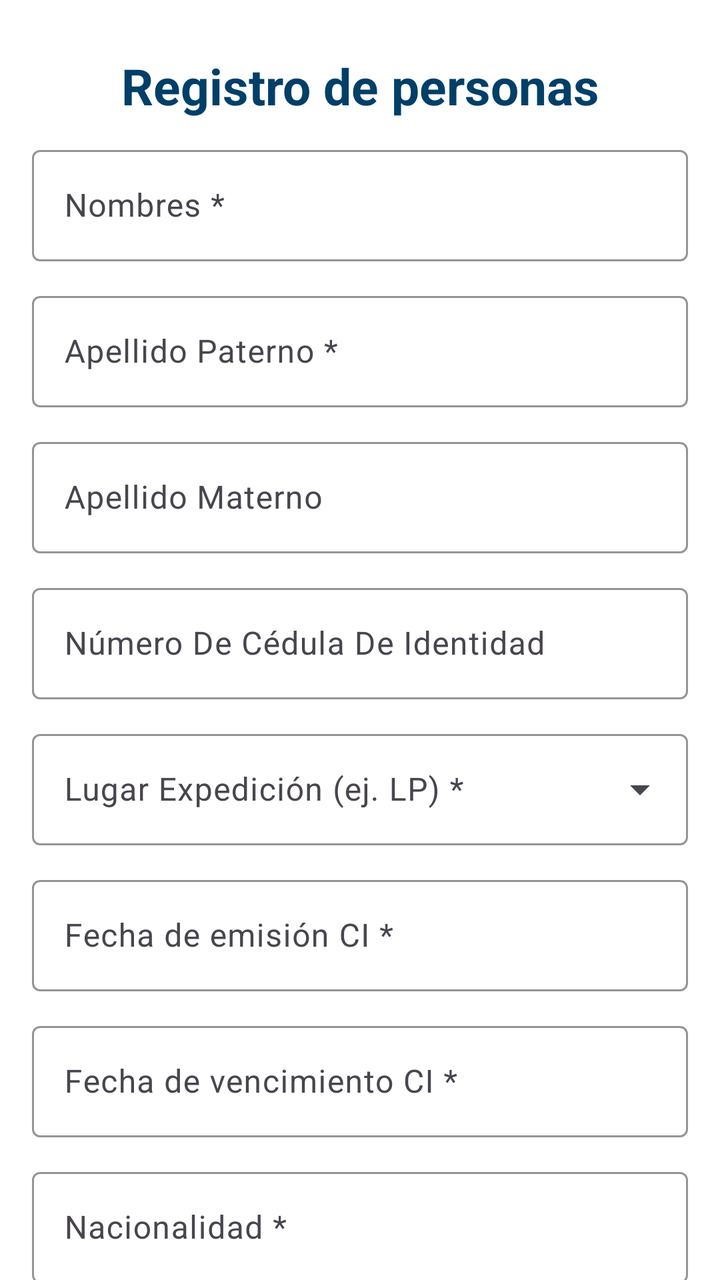
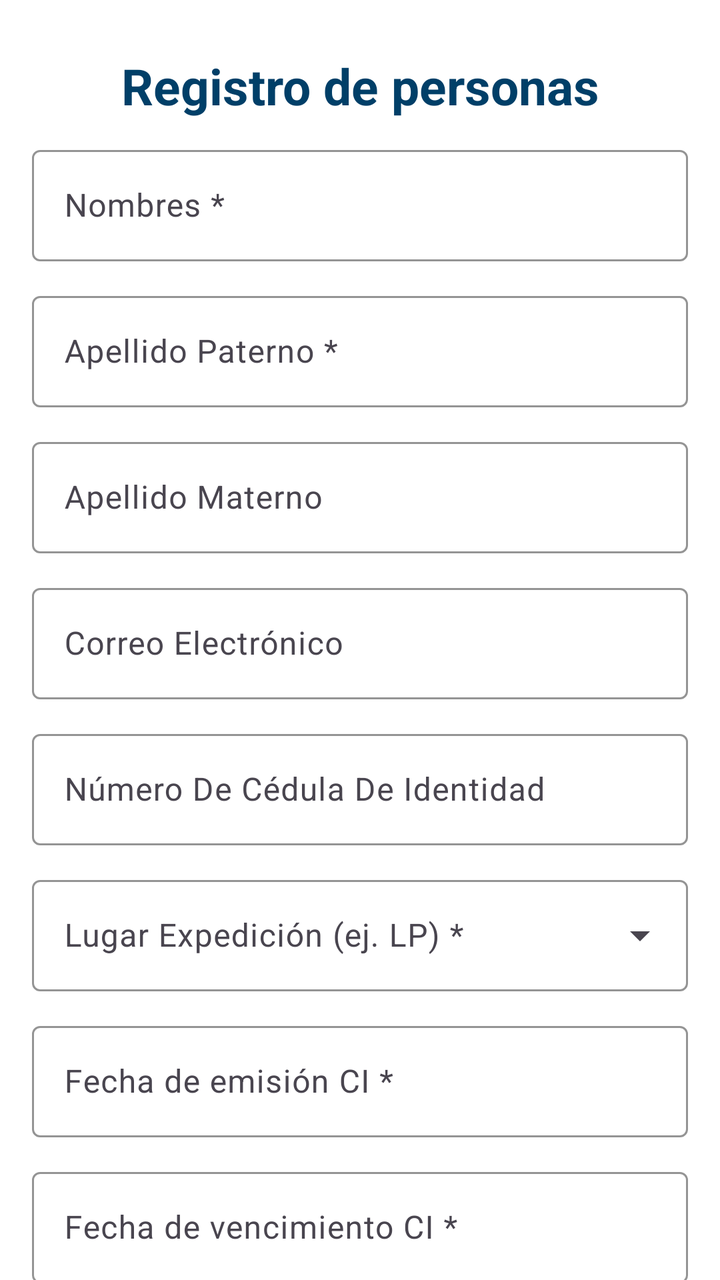

Two renders of the same Android screen: before a commit and after it. Below are the layout's source before the change and the commit's diff.
<!-- AndroidManifest.xml: application theme Theme.FundacionJubileo -->
<!-- res/layout/activity_register.xml -->
<?xml version="1.0" encoding="utf-8"?>
<androidx.core.widget.NestedScrollView xmlns:android="http://schemas.android.com/apk/res/android"
    xmlns:app="http://schemas.android.com/apk/res-auto"
    android:layout_width="match_parent"
    android:layout_height="match_parent"
    xmlns:tools="http://schemas.android.com/tools"
    android:id="@+id/main"
    tools:context=".RegisterActivity"
    android:fillViewport="true"
    android:background="@color/white"
>
    <LinearLayout
        android:layout_width="match_parent"
        android:layout_height="wrap_content"
        android:orientation="vertical"
        android:padding="16dp">

        <TextView
            android:layout_width="match_parent"
            android:layout_height="match_parent"
            android:text="Registro de personas"
            android:textSize="25sp"
            android:textColor="@color/colorPrimary"
            android:layout_gravity="center"
            android:gravity="center"
            android:textAlignment="center"
            android:textStyle="bold"
            android:layout_margin="10dp"/>
        
        <com.google.android.material.textfield.TextInputLayout
            android:id="@+id/tilNombres"
            style="@style/Widget.Material3.TextInputLayout.OutlinedBox"
            android:layout_width="match_parent"
            android:layout_height="wrap_content"
            android:hint="Nombres *"
            app:boxStrokeColor="@color/textPrimary"
            app:hintTextColor="@color/textPrimary"
            app:cursorColor="@color/textPrimary">
            <com.google.android.material.textfield.TextInputEditText
                android:id="@+id/etNombres"
                android:layout_width="match_parent"
                android:layout_height="wrap_content"
                android:textColor="@color/textPrimary"
                android:textCursorDrawable="@drawable/custom_cursor"/>
        </com.google.android.material.textfield.TextInputLayout>

        
        <com.google.android.material.textfield.TextInputLayout
            android:id="@+id/tilApPat"
            style="@style/Widget.Material3.TextInputLayout.OutlinedBox"
            android:layout_width="match_parent"
            android:layout_height="wrap_content"
            android:hint="Apellido Paterno *"
            android:layout_marginTop="12dp"
            app:boxStrokeColor="@color/textPrimary"
            app:hintTextColor="@color/textPrimary"
            app:cursorColor="@color/textPrimary">
            <com.google.android.material.textfield.TextInputEditText
                android:id="@+id/etApPat"
                android:layout_width="match_parent"
                android:layout_height="wrap_content"
                android:textColor="@color/textPrimary"
                android:textCursorDrawable="@drawable/custom_cursor"/>
        </com.google.android.material.textfield.TextInputLayout>

        
        <com.google.android.material.textfield.TextInputLayout
            android:id="@+id/tilApMat"
            style="@style/Widget.Material3.TextInputLayout.OutlinedBox"
            android:layout_width="match_parent"
            android:layout_height="wrap_content"
            android:hint="Apellido Materno"
            android:layout_marginTop="12dp"
            app:boxStrokeColor="@color/textPrimary"
            app:hintTextColor="@color/textPrimary"
            app:cursorColor="@color/textPrimary">
            <com.google.android.material.textfield.TextInputEditText
                android:id="@+id/etApMat"
                android:layout_width="match_parent"
                android:layout_height="wrap_content"
                android:textColor="@color/textPrimary"
                android:textCursorDrawable="@drawable/custom_cursor"/>
        </com.google.android.material.textfield.TextInputLayout>

        
        <com.google.android.material.textfield.TextInputLayout
            android:id="@+id/tilCI"
            style="@style/Widget.Material3.TextInputLayout.OutlinedBox"
            android:layout_width="match_parent"
            android:layout_height="wrap_content"
            android:hint="Número De Cédula De Identidad"
            android:layout_marginTop="12dp"
            app:boxStrokeColor="@color/textPrimary"
            app:hintTextColor="@color/textPrimary"
            app:cursorColor="@color/textPrimary">
            <com.google.android.material.textfield.TextInputEditText
                android:id="@+id/etCI"
                android:layout_width="match_parent"
                android:layout_height="wrap_content"
                android:inputType="number"
                android:textColor="@color/textPrimary"
                android:textCursorDrawable="@drawable/custom_cursor"/>
        </com.google.android.material.textfield.TextInputLayout>

        

        <com.google.android.material.textfield.TextInputLayout
            android:id="@+id/tilLugarExp"
            style="@style/Widget.Material3.TextInputLayout.OutlinedBox.ExposedDropdownMenu"
            android:layout_width="match_parent"
            android:layout_height="wrap_content"
            android:layout_marginTop="12dp"
            app:endIconMode="dropdown_menu"
            app:layout_constraintTop_toBottomOf="@id/tilCel"
            app:layout_constraintStart_toStartOf="parent"
            app:layout_constraintEnd_toEndOf="parent"
            app:boxStrokeColor="@color/textPrimary"
            app:hintTextColor="@color/textPrimary"
            app:cursorColor="@color/textPrimary">

            <com.google.android.material.textfield.MaterialAutoCompleteTextView
                android:id="@+id/etLugarExp"
                android:layout_width="match_parent"
                android:layout_height="wrap_content"
                android:hint="Lugar Expedición (ej. LP) *"
                android:inputType="none"
                android:focusable="false"
                android:clickable="true"
                android:textColor="@color/textPrimary"
                android:textCursorDrawable="@drawable/custom_cursor"/>
        </com.google.android.material.textfield.TextInputLayout>

        
        <com.google.android.material.textfield.TextInputLayout
            android:id="@+id/tilFecEmision"
            style="@style/Widget.Material3.TextInputLayout.OutlinedBox"
            android:layout_width="match_parent"
            android:layout_height="wrap_content"
            android:hint="Fecha de emisión CI *"
            android:layout_marginTop="12dp"
            app:boxStrokeColor="@color/textPrimary"
            app:hintTextColor="@color/textPrimary"
            app:cursorColor="@color/textPrimary">
            <com.google.android.material.textfield.TextInputEditText
                android:id="@+id/etFecEmision"
                android:layout_width="match_parent"
                android:layout_height="wrap_content"
                android:focusable="false"
                android:inputType="none"
                android:textColor="@color/textPrimary"
                android:textCursorDrawable="@drawable/custom_cursor"/>
        </com.google.android.material.textfield.TextInputLayout>

        
        <com.google.android.material.textfield.TextInputLayout
            android:id="@+id/tilFecVenc"
            style="@style/Widget.Material3.TextInputLayout.OutlinedBox"
            android:layout_width="match_parent"
            android:layout_height="wrap_content"
            android:hint="Fecha de vencimiento CI *"
            android:layout_marginTop="12dp"
            app:boxStrokeColor="@color/textPrimary"
            app:hintTextColor="@color/textPrimary"
            app:cursorColor="@color/textPrimary">
            <com.google.android.material.textfield.TextInputEditText
                android:id="@+id/etFecVenc"
                android:layout_width="match_parent"
                android:layout_height="wrap_content"
                android:focusable="false"
                android:inputType="none"
                android:textColor="@color/textPrimary"
                android:textCursorDrawable="@drawable/custom_cursor"/>
        </com.google.android.material.textfield.TextInputLayout>

        
        <com.google.android.material.textfield.TextInputLayout
            android:id="@+id/tilNacionalidad"
            style="@style/Widget.Material3.TextInputLayout.OutlinedBox"
            android:layout_width="match_parent"
            android:layout_height="wrap_content"
            android:hint="Nacionalidad *"
            android:layout_marginTop="12dp"
            app:boxStrokeColor="@color/textPrimary"
            app:hintTextColor="@color/textPrimary"
            app:cursorColor="@color/textPrimary">
            <com.google.android.material.textfield.TextInputEditText
                android:id="@+id/etNacionalidad"
                android:layout_width="match_parent"
                android:layout_height="wrap_content"
                android:textColor="@color/textPrimary"
                android:textCursorDrawable="@drawable/custom_cursor"/>
        </com.google.android.material.textfield.TextInputLayout>

        
        <com.google.android.material.textfield.TextInputLayout
            android:id="@+id/tilFecNac"
            style="@style/Widget.Material3.TextInputLayout.OutlinedBox"
            android:layout_width="match_parent"
            android:layout_height="wrap_content"
            android:hint="Fecha de nacimiento *"
            android:layout_marginTop="12dp"
            app:boxStrokeColor="@color/textPrimary"
            app:hintTextColor="@color/textPrimary"
            app:cursorColor="@color/textPrimary">
            <com.google.android.material.textfield.TextInputEditText
                android:id="@+id/etFecNac"
                android:layout_width="match_parent"
                android:layout_height="wrap_content"
                android:focusable="false"
                android:inputType="none"
                android:textColor="@color/textPrimary"
                android:textCursorDrawable="@drawable/custom_cursor"/>
        </com.google.android.material.textfield.TextInputLayout>


        
        <com.google.android.material.textfield.TextInputLayout
            android:id="@+id/tilCel"
            style="@style/Widget.Material3.TextInputLayout.OutlinedBox"
            android:layout_width="match_parent"
            android:layout_height="wrap_content"
            android:hint="Número celular"
            android:layout_marginTop="12dp"
            app:boxStrokeColor="@color/textPrimary"
            app:hintTextColor="@color/textPrimary"
            app:cursorColor="@color/textPrimary">
            <com.google.android.material.textfield.TextInputEditText
                android:id="@+id/etCel"
                android:layout_width="match_parent"
                android:layout_height="wrap_content"
                android:inputType="phone"
                android:textColor="@color/textPrimary"
                android:textCursorDrawable="@drawable/custom_cursor"/>
        </com.google.android.material.textfield.TextInputLayout>

        
        <com.google.android.material.textfield.TextInputLayout
            android:id="@+id/tilEmpresa"
            style="@style/Widget.Material3.TextInputLayout.OutlinedBox.ExposedDropdownMenu"
            android:layout_width="match_parent"
            android:layout_height="wrap_content"
            android:layout_marginTop="12dp"
            app:endIconMode="dropdown_menu"
            app:layout_constraintTop_toBottomOf="@id/tilCel"
            app:layout_constraintStart_toStartOf="parent"
            app:layout_constraintEnd_toEndOf="parent"
            app:boxStrokeColor="@color/textPrimary"
            app:hintTextColor="@color/textPrimary"
            app:cursorColor="@color/textPrimary">

            <com.google.android.material.textfield.MaterialAutoCompleteTextView
                android:id="@+id/spEmpresa"
                android:layout_width="match_parent"
                android:layout_height="wrap_content"
                android:hint="Empresa telefónica"
                android:inputType="none"
                android:focusable="false"
                android:clickable="true"
                android:textColor="@color/textPrimary"
                android:textCursorDrawable="@drawable/custom_cursor"/>
        </com.google.android.material.textfield.TextInputLayout>

        
        <com.google.android.material.textfield.TextInputLayout
            android:id="@+id/tilProfesion"
            style="@style/Widget.Material3.TextInputLayout.OutlinedBox"
            android:layout_width="match_parent"
            android:layout_height="wrap_content"
            android:hint="Profesión/Ocupación"
            android:layout_marginTop="12dp"
            app:boxStrokeColor="@color/textPrimary"
            app:hintTextColor="@color/textPrimary"
            app:cursorColor="@color/textPrimary">
            <com.google.android.material.textfield.TextInputEditText
                android:id="@+id/etProfesion"
                android:layout_width="match_parent"
                android:layout_height="wrap_content"
                android:textColor="@color/textPrimary"
                android:textCursorDrawable="@drawable/custom_cursor"/>
        </com.google.android.material.textfield.TextInputLayout>

        
        <com.google.android.material.textfield.TextInputLayout
            android:id="@+id/tilDomicilio"
            style="@style/Widget.Material3.TextInputLayout.OutlinedBox"
            android:layout_width="match_parent"
            android:layout_height="wrap_content"
            android:hint="Domicilio *"
            android:layout_marginTop="12dp"
            app:boxStrokeColor="@color/textPrimary"
            app:hintTextColor="@color/textPrimary"
            app:cursorColor="@color/textPrimary">
            <com.google.android.material.textfield.TextInputEditText
                android:id="@+id/etDomicilio"
                android:layout_width="match_parent"
                android:layout_height="wrap_content"
                android:textColor="@color/textPrimary"
                android:textCursorDrawable="@drawable/custom_cursor"/>
        </com.google.android.material.textfield.TextInputLayout>
        
        <TextView
            android:id="@+id/tvLeyendaDomicilio"
            android:layout_width="match_parent"
            android:layout_height="wrap_content"
            android:text="Copiar tal como está en su cédula de identidad"
            android:textSize="12sp"
            android:textColor="@color/textPrimary"
            android:layout_marginTop="4dp"
            android:paddingStart="4dp" />

        <com.google.android.material.textfield.TextInputLayout
            android:id="@+id/tilDepto"
            style="@style/Widget.Material3.TextInputLayout.OutlinedBox.ExposedDropdownMenu"
            android:layout_width="match_parent"
            android:layout_height="wrap_content"
            android:layout_marginTop="12dp"
            app:endIconMode="dropdown_menu"
            app:layout_constraintTop_toBottomOf="@id/tilCel"
            app:layout_constraintStart_toStartOf="parent"
            app:layout_constraintEnd_toEndOf="parent"
            app:boxStrokeColor="@color/textPrimary"
            app:hintTextColor="@color/textPrimary"
            app:cursorColor="@color/textPrimary">

            <com.google.android.material.textfield.MaterialAutoCompleteTextView
                android:id="@+id/etDepto"
                android:layout_width="match_parent"
                android:layout_height="wrap_content"
                android:hint="Departamento Al Que Corresponde El Domicilio del CI *"
                android:inputType="none"
                android:focusable="false"
                android:clickable="true"
                android:textColor="@color/textPrimary"
                android:textCursorDrawable="@drawable/custom_cursor"/>
        </com.google.android.material.textfield.TextInputLayout>
        <TextView
            android:id="@+id/tvLeyendaDomicilioDpto"
            android:layout_width="match_parent"
            android:layout_height="wrap_content"
            android:text="Departamento Al Que Corresponde El Domicilio Que Figura En La Cédula De Identidad"
            android:textSize="12sp"
            android:textColor="@color/textPrimary"
            android:layout_marginTop="4dp"
            android:paddingStart="4dp" />

        
        <com.google.android.material.textview.MaterialTextView
            android:layout_width="match_parent"
            android:layout_height="wrap_content"
            android:text="Modalidad de pago *"
            android:textStyle="bold"
            android:textColor="@android:color/black"
            android:layout_marginTop="12dp"/>

        <RadioGroup
            android:id="@+id/rgModalidad"
            android:layout_width="match_parent"
            android:layout_height="wrap_content"
            android:orientation="vertical">

            <com.google.android.material.radiobutton.MaterialRadioButton
                android:id="@+id/rbMod1"
                android:layout_width="wrap_content"
                android:layout_height="wrap_content"
                android:text="Depósito en cuenta bancaria"
                android:paddingEnd="16dp"
                android:textColor="@color/textPrimary"
                android:textCursorDrawable="@drawable/custom_cursor"/>

            <com.google.android.material.radiobutton.MaterialRadioButton
                android:id="@+id/rbMod2"
                android:layout_width="wrap_content"
                android:layout_height="wrap_content"
                android:text="Transferencia por QR a cuenta bancaria. Opción válida solo para pagos menores a Bs. 500,00"
                android:paddingEnd="16dp"
                android:textColor="@color/textPrimary"
                android:textCursorDrawable="@drawable/custom_cursor"/>

            <com.google.android.material.radiobutton.MaterialRadioButton
                android:id="@+id/rbMod3"
                android:layout_width="wrap_content"
                android:layout_height="wrap_content"
                android:text="Transferencia por QR a billetera móvil (Yape, Altoke, Yolpago). Opción válida solo para pagos menores a Bs. 500,00"
                android:textColor="@color/textPrimary"
                android:textCursorDrawable="@drawable/custom_cursor"/>
        </RadioGroup>

        <com.google.android.material.textfield.TextInputLayout
            android:id="@+id/tilCuentaBancaria"
            style="@style/Widget.Material3.TextInputLayout.OutlinedBox"
            android:layout_width="match_parent"
            android:layout_height="wrap_content"
            android:hint="Cuenta bancaria"
            android:visibility="gone"
            android:layout_marginTop="12dp"
            app:boxStrokeColor="@color/textPrimary"
            app:hintTextColor="@color/textPrimary"
            app:cursorColor="@color/textPrimary">

            <com.google.android.material.textfield.TextInputEditText
                android:id="@+id/etCuentaBancaria"
                android:layout_width="match_parent"
                android:layout_height="wrap_content"
                android:inputType="text"
                android:textColor="@color/textPrimary"
                android:textCursorDrawable="@drawable/custom_cursor"/>
        </com.google.android.material.textfield.TextInputLayout>

        <com.google.android.material.textfield.TextInputLayout
            android:id="@+id/tilBancoDestino"
            style="@style/Widget.Material3.TextInputLayout.OutlinedBox"
            android:layout_width="match_parent"
            android:layout_height="wrap_content"
            android:hint="Banco destino"
            android:visibility="gone"
            android:layout_marginTop="12dp"
            app:boxStrokeColor="@color/textPrimary"
            app:hintTextColor="@color/textPrimary"
            app:cursorColor="@color/textPrimary">

            <com.google.android.material.textfield.TextInputEditText
                android:id="@+id/etBancoDestino"
                android:layout_width="match_parent"
                android:layout_height="wrap_content"
                android:inputType="textCapWords"
                android:textColor="@color/textPrimary"
                android:textCursorDrawable="@drawable/custom_cursor"/>
        </com.google.android.material.textfield.TextInputLayout>

        
        <com.google.android.material.button.MaterialButton
            android:id="@+id/btnEnviar"
            style="@style/Widget.Material3.Button"
            android:layout_width="match_parent"
            android:layout_height="wrap_content"
            android:text="Enviar"
            android:textAllCaps="false"
            android:layout_marginTop="20dp"/>

    </LinearLayout>

</androidx.core.widget.NestedScrollView>
<!-- resources referenced by this layout -->
<resources>
  <color name="colorPrimary">#003F68</color>
  <color name="textPrimary">#002D4A</color>
  <color name="white">#FFFFFFFF</color>
  <!-- drawable custom_cursor (drawable) -->
  <?xml version="1.0" encoding="utf-8"?>
  <shape xmlns:android="http://schemas.android.com/apk/res/android"
      android:shape="rectangle">
      <size android:width="2dp"/>
      <solid android:color="@color/colorPrimary"/> 
  </shape>
  <style name="Theme.FundacionJubileo" parent="Base.Theme.FundacionJubileo" />
  <style name="Base.Theme.FundacionJubileo" parent="Theme.Material3.DayNight.NoActionBar">
          
          
          <item name="colorPrimary">@color/colorPrimary</item>
          <item name="colorOnPrimary">@color/white</item>
          <item name="colorSecondary">@color/colorSecondary</item>
          <item name="android:textCursorDrawable">@drawable/custom_cursor</item>
      </style>
  <color name="colorSecondary">#B6B1AA</color>
</resources>

<!-- the commit's change to res/layout/activity_register.xml (unified diff, before → after) -->
@@ -1,5 +1,5 @@
 <?xml version="1.0" encoding="utf-8"?>
-<androidx.core.widget.NestedScrollView xmlns:android="http://schemas.android.com/apk/res/android"
+<androidx.constraintlayout.widget.ConstraintLayout xmlns:android="http://schemas.android.com/apk/res/android"
     xmlns:app="http://schemas.android.com/apk/res-auto"
     android:layout_width="match_parent"
     android:layout_height="match_parent"
@@ -9,6 +9,17 @@
     android:fillViewport="true"
     android:background="@color/white"
 >
+
+<androidx.core.widget.NestedScrollView
+    android:layout_width="0dp"
+    android:layout_height="0dp"
+    android:fillViewport="true"
+    app:layout_constraintTop_toTopOf="parent"
+    app:layout_constraintBottom_toBottomOf="parent"
+    app:layout_constraintStart_toStartOf="parent"
+    app:layout_constraintEnd_toEndOf="parent"
+    android:id="@+id/nestedScrollView">
+
     <LinearLayout
         android:layout_width="match_parent"
         android:layout_height="wrap_content"
@@ -84,6 +95,26 @@
 
         
         <com.google.android.material.textfield.TextInputLayout
+            android:id="@+id/tilEmail"
+            style="@style/Widget.Material3.TextInputLayout.OutlinedBox"
+            android:layout_width="match_parent"
+            android:layout_height="wrap_content"
+            android:hint="Correo Electrónico"
+            android:layout_marginTop="12dp"
+            app:boxStrokeColor="@color/textPrimary"
+            app:hintTextColor="@color/textPrimary"
+            app:cursorColor="@color/textPrimary">
+            <com.google.android.material.textfield.TextInputEditText
+                android:id="@+id/etEmail"
+                android:layout_width="match_parent"
+                android:layout_height="wrap_content"
+                android:inputType="textEmailAddress"
+                android:textColor="@color/textPrimary"
+                android:textCursorDrawable="@drawable/custom_cursor"/>
+        </com.google.android.material.textfield.TextInputLayout>
+
+        
+        <com.google.android.material.textfield.TextInputLayout
             android:id="@+id/tilCI"
             style="@style/Widget.Material3.TextInputLayout.OutlinedBox"
             android:layout_width="match_parent"
@@ -440,3 +471,29 @@
     </LinearLayout>
 
 </androidx.core.widget.NestedScrollView>
+
+    <FrameLayout
+        android:id="@+id/progressOverlayRegister"
+        android:layout_width="0dp"
+        android:layout_height="0dp"
+        android:background="#80000000"
+        android:visibility="gone"
+        android:clickable="true"
+        android:focusable="true"
+        android:gravity="center"
+        app:layout_constraintTop_toTopOf="parent"
+        app:layout_constraintBottom_toBottomOf="parent"
+        app:layout_constraintStart_toStartOf="parent"
+        app:layout_constraintEnd_toEndOf="parent">
+
+        <com.google.android.material.progressindicator.CircularProgressIndicator
+            android:id="@+id/progressIndicator"
+            android:layout_width="64dp"
+            android:layout_height="64dp"
+            app:indicatorSize="64dp"
+            app:trackThickness="6dp"
+            app:indicatorColor="@color/colorPrimary"
+            android:layout_gravity="center" />
+    </FrameLayout>
+
+</androidx.constraintlayout.widget.ConstraintLayout>
